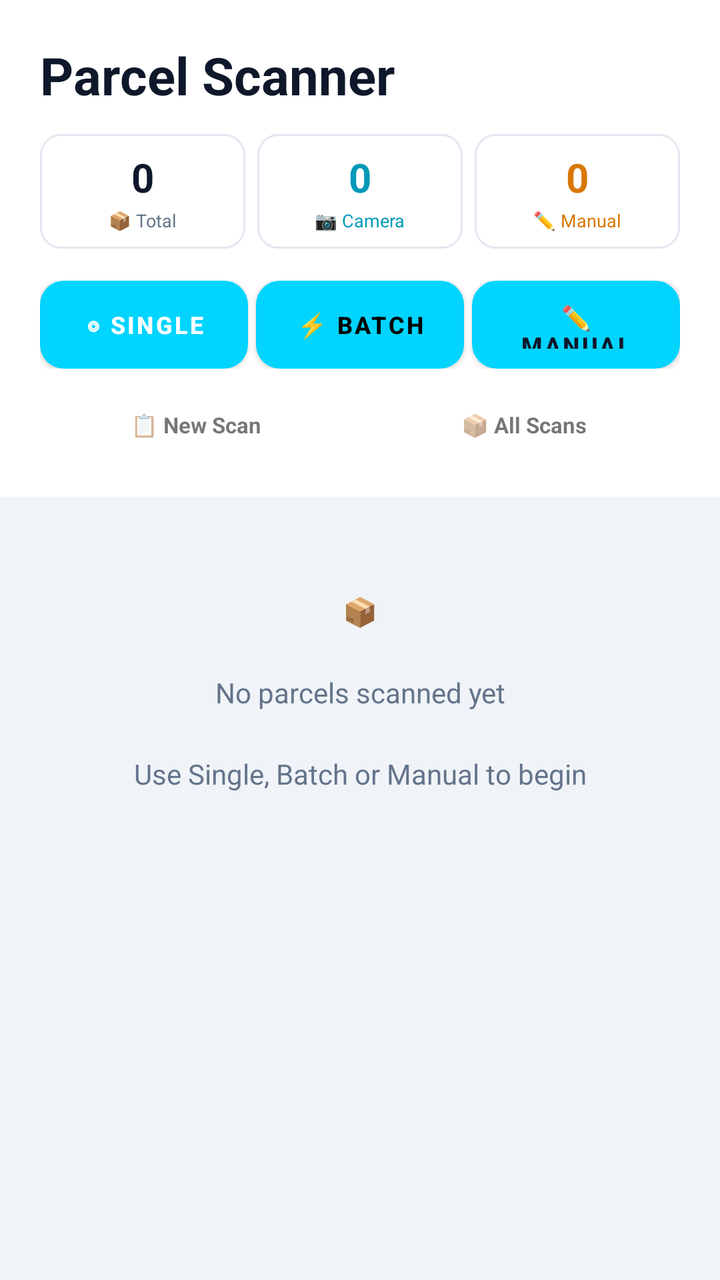
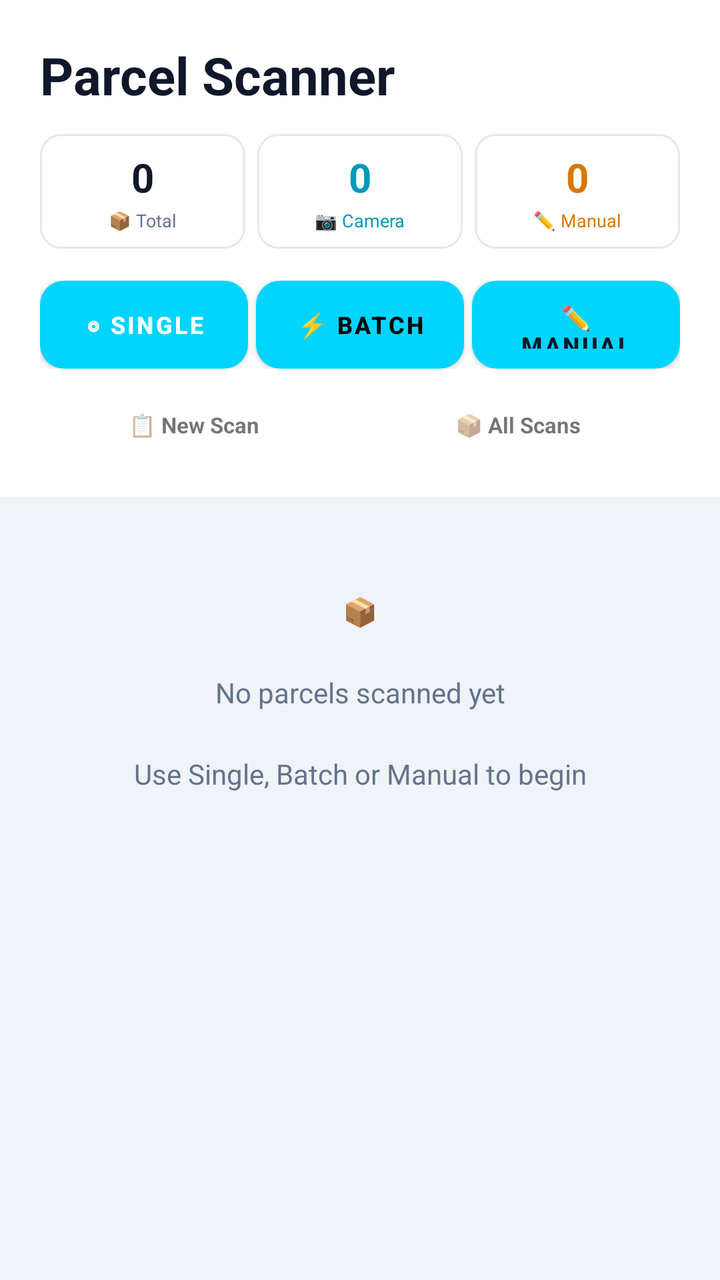

Compare the two renders of this Android layout. The source of the first and the diff that turns it into the second are given below.
<!-- AndroidManifest.xml: application theme Theme.DataBridge -->
<!-- res/layout/fragment_scanner.xml -->
<?xml version="1.0" encoding="utf-8"?>
<LinearLayout xmlns:android="http://schemas.android.com/apk/res/android"
    xmlns:app="http://schemas.android.com/apk/res-auto"
    android:layout_width="match_parent"
    android:layout_height="match_parent"
    android:orientation="vertical"
    android:background="@color/theme_bg_app">

    
    <LinearLayout
        android:layout_width="match_parent"
        android:layout_height="wrap_content"
        android:orientation="vertical"
        android:padding="20dp"
        android:paddingTop="16dp"
        android:paddingBottom="12dp"
        android:background="@color/theme_bg_header">

        <LinearLayout
            android:layout_width="match_parent"
            android:layout_height="wrap_content"
            android:orientation="horizontal"
            android:gravity="center_vertical"
            android:layout_marginBottom="12dp">

            <TextView
                android:layout_width="0dp"
                android:layout_height="wrap_content"
                android:layout_weight="1"
                android:text="Parcel Scanner"
                android:textSize="26sp"
                android:textStyle="bold"
                android:textColor="@color/theme_text_primary" />

            
            <LinearLayout
                android:id="@+id/layoutDateFilter"
                android:layout_width="wrap_content"
                android:layout_height="36dp"
                android:orientation="horizontal"
                android:gravity="center_vertical"
                android:background="@drawable/bg_search_bar"
                android:paddingStart="10dp"
                android:paddingEnd="8dp"
                android:visibility="gone">

                <TextView
                    android:layout_width="wrap_content"
                    android:layout_height="wrap_content"
                    android:text="📅"
                    android:textSize="13sp"
                    android:layout_marginEnd="6dp" />

                <TextView
                    android:id="@+id/tvDateFilterLabel"
                    android:layout_width="wrap_content"
                    android:layout_height="wrap_content"
                    android:text="All time"
                    android:textSize="11sp"
                    android:textStyle="bold"
                    android:textColor="@color/theme_text_primary"
                    android:maxWidth="90dp"
                    android:maxLines="1"
                    android:ellipsize="end" />

                <ImageView
                    android:id="@+id/btnClearDateFilter"
                    android:layout_width="18dp"
                    android:layout_height="18dp"
                    android:layout_marginStart="6dp"
                    android:src="@android:drawable/ic_menu_close_clear_cancel"
                    android:visibility="gone"
                    app:tint="@color/theme_text_secondary" />

                <ImageView
                    android:layout_width="16dp"
                    android:layout_height="16dp"
                    android:layout_marginStart="4dp"
                    android:src="@android:drawable/arrow_down_float"
                    app:tint="@color/theme_text_secondary" />
            </LinearLayout>

            
            <ImageView
                android:id="@+id/btnSheetBinding"
                android:layout_width="36dp"
                android:layout_height="36dp"
                android:layout_marginStart="8dp"
                android:padding="8dp"
                android:src="@android:drawable/stat_sys_upload"
                android:background="@drawable/bg_search_bar"
                android:contentDescription="Sheet binding"
                android:visibility="gone"
                app:tint="@color/theme_text_primary" />

            
            <ImageView
                android:id="@+id/btnExportCsv"
                android:layout_width="36dp"
                android:layout_height="36dp"
                android:layout_marginStart="8dp"
                android:padding="8dp"
                android:src="@android:drawable/stat_sys_download"
                android:background="@drawable/bg_search_bar"
                android:contentDescription="Download CSV"
                android:visibility="gone"
                app:tint="@color/theme_text_primary" />
        </LinearLayout>

        
        <LinearLayout
            android:layout_width="match_parent"
            android:layout_height="wrap_content"
            android:orientation="horizontal"
            android:gravity="center"
            android:weightSum="3"
            android:layout_marginBottom="16dp">

            <LinearLayout
                android:layout_width="0dp"
                android:layout_height="wrap_content"
                android:layout_weight="1"
                android:orientation="vertical"
                android:gravity="center"
                android:padding="8dp"
                android:background="@drawable/bg_scan_stat_card"
                android:layout_marginEnd="6dp">
                <TextView android:id="@+id/tvTotalCount"
                    android:layout_width="wrap_content"
                    android:layout_height="wrap_content"
                    android:text="0"
                    android:textSize="20sp"
                    android:textStyle="bold"
                    android:textColor="@color/theme_text_primary" />
                <TextView
                    android:layout_width="wrap_content"
                    android:layout_height="wrap_content"
                    android:text="📦 Total"
                    android:textSize="9sp"
                    android:textColor="@color/theme_text_secondary"
                    android:layout_marginTop="2dp" />
            </LinearLayout>

            <LinearLayout
                android:layout_width="0dp"
                android:layout_height="wrap_content"
                android:layout_weight="1"
                android:orientation="vertical"
                android:gravity="center"
                android:padding="8dp"
                android:background="@drawable/bg_scan_stat_card"
                android:layout_marginEnd="6dp">
                <TextView android:id="@+id/tvCameraCount"
                    android:layout_width="wrap_content"
                    android:layout_height="wrap_content"
                    android:text="0"
                    android:textSize="20sp"
                    android:textStyle="bold"
                    android:textColor="@color/theme_accent" />
                <TextView
                    android:layout_width="wrap_content"
                    android:layout_height="wrap_content"
                    android:text="📷 Camera"
                    android:textSize="9sp"
                    android:textColor="@color/theme_accent"
                    android:layout_marginTop="2dp" />
            </LinearLayout>

            <LinearLayout
                android:layout_width="0dp"
                android:layout_height="wrap_content"
                android:layout_weight="1"
                android:orientation="vertical"
                android:gravity="center"
                android:padding="8dp"
                android:background="@drawable/bg_scan_stat_card">
                <TextView android:id="@+id/tvManualCount"
                    android:layout_width="wrap_content"
                    android:layout_height="wrap_content"
                    android:text="0"
                    android:textSize="20sp"
                    android:textStyle="bold"
                    android:textColor="@color/theme_yellow" />
                <TextView
                    android:layout_width="wrap_content"
                    android:layout_height="wrap_content"
                    android:text="✏️ Manual"
                    android:textSize="9sp"
                    android:textColor="@color/theme_yellow"
                    android:layout_marginTop="2dp" />
            </LinearLayout>
        </LinearLayout>

        
        <LinearLayout
            android:layout_width="match_parent"
            android:layout_height="wrap_content"
            android:orientation="horizontal"
            android:gravity="center">

            <Button android:id="@+id/btnSingleScan"
                android:layout_width="0dp"
                android:layout_height="44dp"
                android:layout_weight="1"
                android:text="◎ Single"
                android:textColor="@android:color/white"
                android:textStyle="bold"
                android:textSize="12sp"
                android:background="@drawable/btn_scan_camera"
                android:layout_marginEnd="4dp" />

            <Button android:id="@+id/btnBatchScan"
                android:layout_width="0dp"
                android:layout_height="44dp"
                android:layout_weight="1"
                android:text="⚡ Batch"
                android:textColor="@android:color/black"
                android:textStyle="bold"
                android:textSize="12sp"
                android:background="@drawable/btn_mode_batch"
                android:layout_marginEnd="4dp" />

            <Button android:id="@+id/btnManual"
                android:layout_width="0dp"
                android:layout_height="44dp"
                android:layout_weight="1"
                android:text="✏️ Manual"
                android:textColor="@color/theme_text_primary"
                android:textStyle="bold"
                android:textSize="12sp"
                android:background="@drawable/btn_scan_manual" />
        </LinearLayout>

        
        <LinearLayout
            android:id="@+id/layoutTabChips"
            android:layout_width="match_parent"
            android:layout_height="wrap_content"
            android:orientation="horizontal"
            android:gravity="center"
            android:layout_marginTop="12dp">

            <TextView
                android:id="@+id/chipNewScan"
                android:layout_width="0dp"
                android:layout_height="32dp"
                android:layout_weight="1"
                android:text="📋 New Scan"
                android:textSize="11sp"
                android:textStyle="bold"
                android:gravity="center"
                android:clickable="true"
                android:focusable="true"
                android:layout_marginEnd="4dp" />

            <TextView
                android:id="@+id/chipAllScans"
                android:layout_width="0dp"
                android:layout_height="32dp"
                android:layout_weight="1"
                android:text="📦 All Scans"
                android:textSize="11sp"
                android:textStyle="bold"
                android:gravity="center"
                android:clickable="true"
                android:focusable="true"
                android:layout_marginStart="4dp" />
        </LinearLayout>
    </LinearLayout>

    
    <TextView android:id="@+id/tvEmpty"
        android:layout_width="match_parent"
        android:layout_height="0dp"
        android:layout_weight="1"
        android:text="📦\n\nNo parcels scanned yet\n\nUse Single, Batch or Manual to begin"
        android:textAlignment="center"
        android:textColor="@color/theme_text_secondary"
        android:textSize="14sp"
        android:gravity="center"
        android:visibility="visible"
        android:padding="40dp"
        android:lineSpacingExtra="4dp" />

    
    <androidx.recyclerview.widget.RecyclerView
        android:id="@+id/rvScans"
        android:layout_width="match_parent"
        android:layout_height="0dp"
        android:layout_weight="1"
        android:paddingStart="16dp"
        android:paddingEnd="16dp"
        android:paddingTop="8dp"
        android:paddingBottom="100dp"
        android:clipToPadding="false" />

    
    <Button android:id="@+id/btnUpload"
        android:layout_width="match_parent"
        android:layout_height="52dp"
        android:layout_margin="16dp"
        android:layout_marginTop="4dp"
        android:text="☁ Upload Parcels"
        android:textColor="@android:color/white"
        android:textStyle="bold"
        android:textSize="14sp"
        android:background="@drawable/btn_upload"
        android:visibility="gone" />

</LinearLayout>
<!-- resources referenced by this layout -->
<resources>
  <color name="theme_accent">#0099b8</color>
  <color name="theme_bg_app">#f0f4f8</color>
  <color name="theme_bg_header">#ffffff</color>
  <color name="theme_text_primary">#0f172a</color>
  <color name="theme_text_secondary">#64748b</color>
  <color name="theme_yellow">#d97706</color>
  <!-- drawable bg_scan_stat_card (drawable) -->
  <?xml version="1.0" encoding="utf-8"?>
  <shape xmlns:android="http://schemas.android.com/apk/res/android"
      android:shape="rectangle">
      <solid android:color="@color/theme_bg_card" />
      <stroke android:width="1dp" android:color="@color/theme_border" />
      <corners android:radius="10dp" />
  </shape>
  <!-- drawable bg_search_bar (drawable) -->
  <?xml version="1.0" encoding="utf-8"?>
  <shape xmlns:android="http://schemas.android.com/apk/res/android"
      android:shape="rectangle">
      <solid android:color="@color/theme_bg_inner" />
      <stroke android:width="1.5dp" android:color="@color/theme_border" />
      <corners android:radius="12dp" />
  </shape>
  <!-- drawable btn_mode_batch (drawable) -->
  <?xml version="1.0" encoding="utf-8"?>
  <shape xmlns:android="http://schemas.android.com/apk/res/android">
      <gradient
          android:startColor="#f7971e"
          android:endColor="#ffd200"
          android:angle="135" />
      <corners android:radius="12dp" />
  </shape>
  <!-- drawable btn_scan_camera (drawable) -->
  <?xml version="1.0" encoding="utf-8"?>
  <shape xmlns:android="http://schemas.android.com/apk/res/android">
      <gradient
          android:startColor="#00C6FF"
          android:endColor="#0072FF"
          android:angle="135" />
      <corners android:radius="12dp" />
  </shape>
  <!-- drawable btn_scan_manual (drawable) -->
  <?xml version="1.0" encoding="utf-8"?>
  <shape xmlns:android="http://schemas.android.com/apk/res/android">
      <solid android:color="@color/theme_bg_card" />
      <corners android:radius="12dp" />
      <stroke android:width="1dp" android:color="@color/theme_border" />
  </shape>
  <!-- drawable btn_upload (drawable) -->
  <?xml version="1.0" encoding="utf-8"?>
  <shape xmlns:android="http://schemas.android.com/apk/res/android">
      <gradient
          android:startColor="#667eea"
          android:endColor="#764ba2"
          android:angle="135" />
      <corners android:radius="16dp" />
  </shape>
  <style name="Theme.DataBridge" parent="Theme.MaterialComponents.DayNight.NoActionBar">
      <item name="colorPrimary">#00d4ff</item>
      <item name="colorPrimaryVariant">#16213e</item>
      <item name="colorOnPrimary">#ffffff</item>
      <item name="colorSecondary">#00d4ff</item>
      <item name="android:statusBarColor">#1a1a2e</item>
  </style>
  <color name="theme_bg_card">#ffffff</color>
  <color name="theme_border">#e2e8f0</color>
  <color name="theme_bg_inner">#f1f5f9</color>
</resources>

<!-- the commit's change to res/layout/fragment_scanner.xml (unified diff, before → after) -->
@@ -264,7 +264,23 @@
                 android:gravity="center"
                 android:clickable="true"
                 android:focusable="true"
-                android:layout_marginStart="4dp" />
+                android:layout_marginStart="4dp"
+                android:layout_marginEnd="4dp" />
+
+            
+            <TextView
+                android:id="@+id/chipApproval"
+                android:layout_width="0dp"
+                android:layout_height="32dp"
+                android:layout_weight="1"
+                android:text="✅ Approval"
+                android:textSize="11sp"
+                android:textStyle="bold"
+                android:gravity="center"
+                android:clickable="true"
+                android:focusable="true"
+                android:layout_marginStart="4dp"
+                android:visibility="gone" />
         </LinearLayout>
     </LinearLayout>
 
@@ -295,6 +311,14 @@
         android:clipToPadding="false" />
 
     
+    <FrameLayout
+        android:id="@+id/approvalContainer"
+        android:layout_width="match_parent"
+        android:layout_height="0dp"
+        android:layout_weight="1"
+        android:visibility="gone" />
+
+    
     <Button android:id="@+id/btnUpload"
         android:layout_width="match_parent"
         android:layout_height="52dp"
